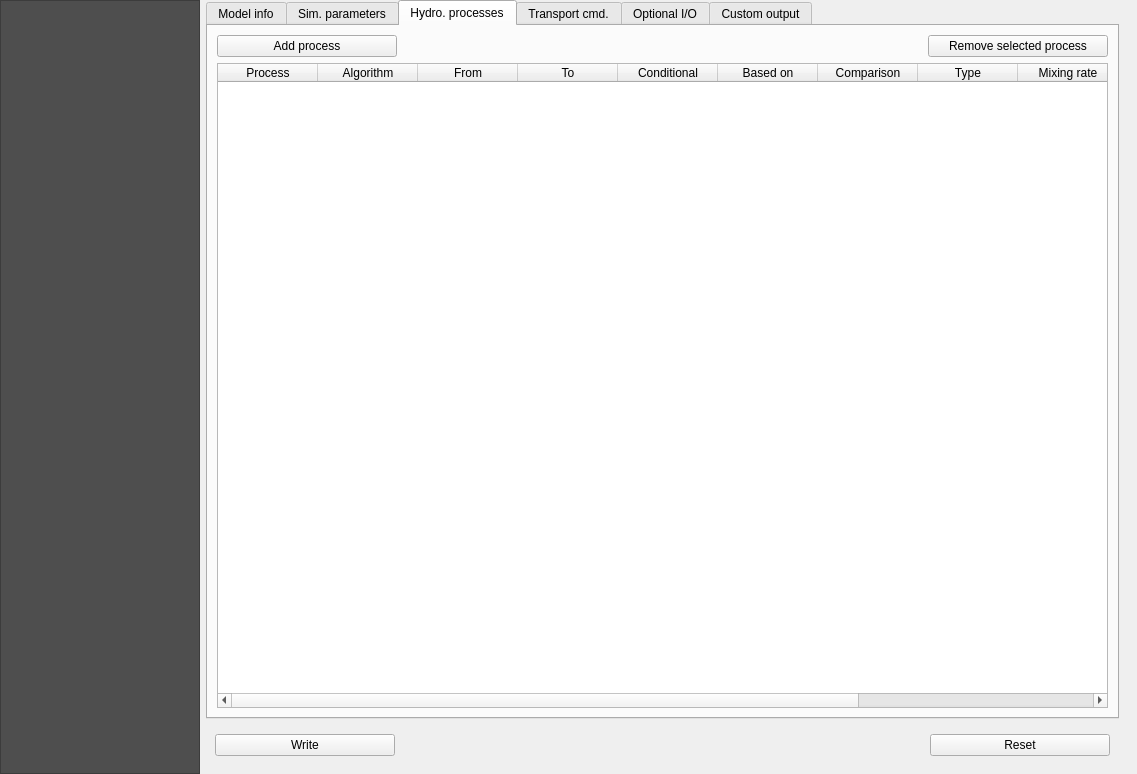
Above: qraven/qraven_dialog_base.ui from Scriptbash/QRaven before the change. Below: the same form after it.
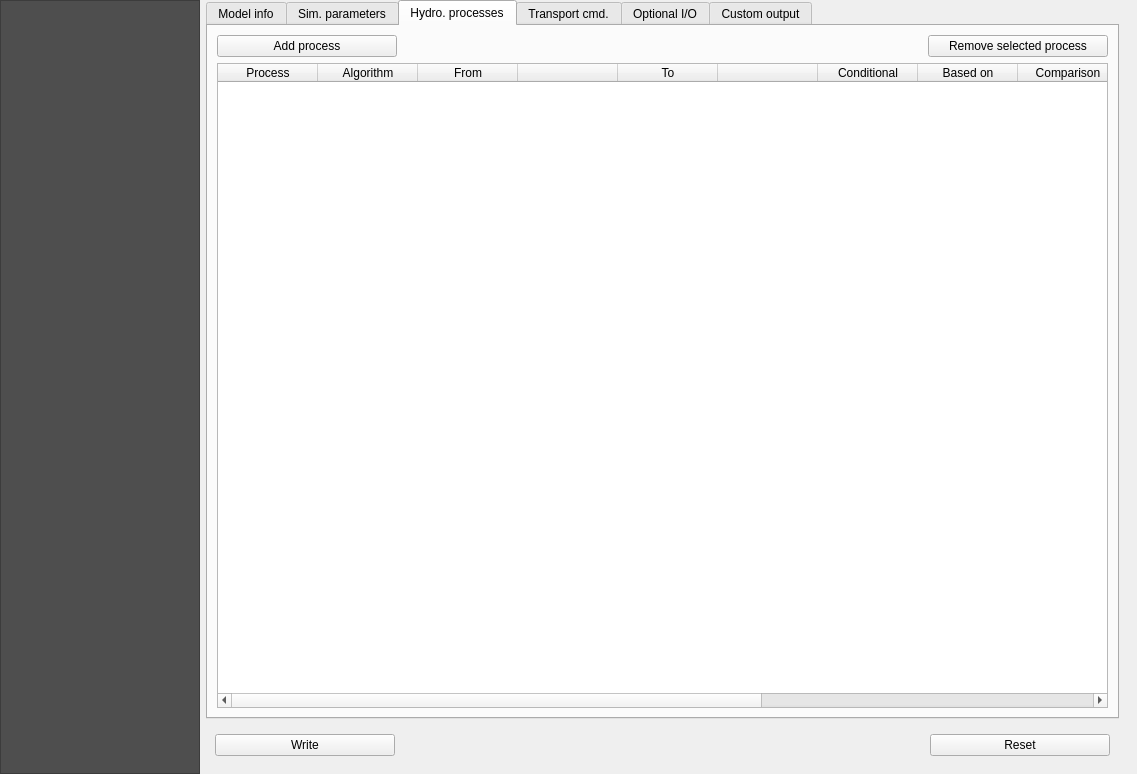
That is the form after the change. The open tabs and pages were chosen to show the change. Icons and pictures are not drawn. Custom widgets are drawn as their Qt base class.

```diff
--- a/qraven/qraven_dialog_base.ui
+++ b/qraven/qraven_dialog_base.ui
@@ -1784,11 +1784,21 @@
                   <string>From</string>
                  </property>
                 </column>
+                <column>
+                 <property name="text">
+                  <string/>
+                 </property>
+                </column>
                 <column>
                  <property name="text">
                   <string>To</string>
                  </property>
                 </column>
+                <column>
+                 <property name="text">
+                  <string/>
+                 </property>
+                </column>
                 <column>
                  <property name="text">
                   <string>Conditional</string>
```
Left out of the diff: 12 changed lines with no effect on the pictures.
